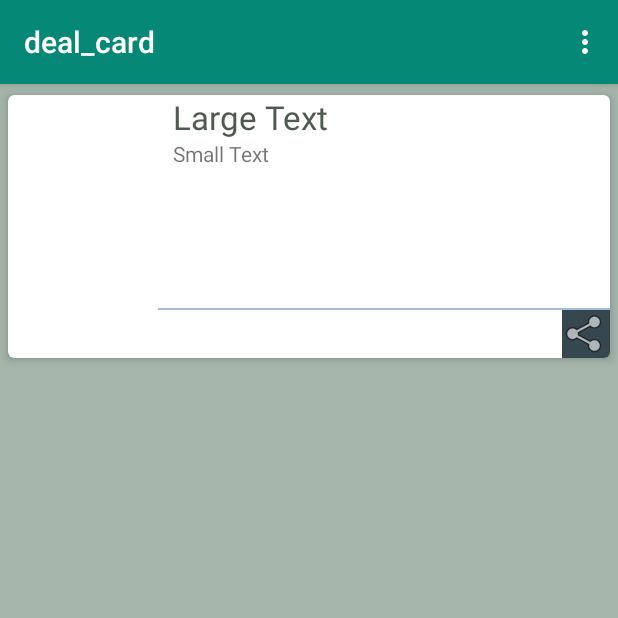
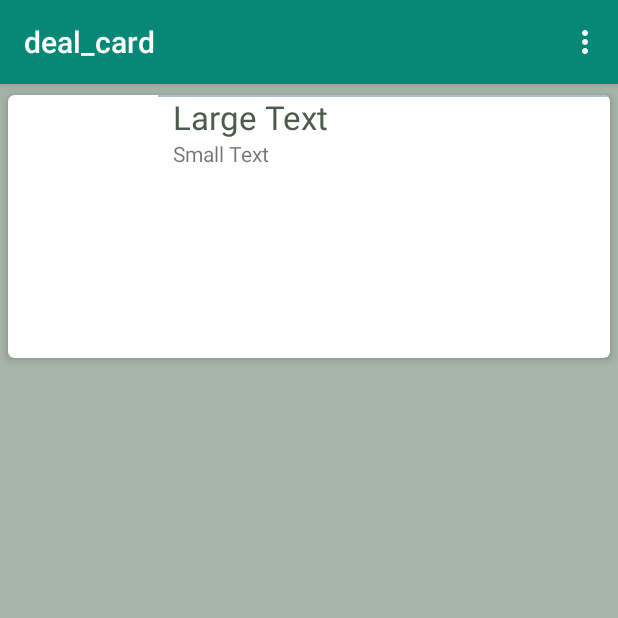
Before and after one commit to franmen05/kindleit, an Android app: the deal_card screen opened directly, with no data from a screen before it, on a phone screen of 412 x 824 dp, the top half of it. Run offline under Robolectric (Android 15) with nearby library versions, the phone set to English and light mode, and no system bars.

```diff
--- a/app/src/main/res/layout/activity_deal_card.xml
+++ b/app/src/main/res/layout/activity_deal_card.xml
@@ -45,15 +45,5 @@
 
         </View>
 
-        <ImageButton
-            android:id="@+id/compartir"
-            android:layout_width="wrap_content"
-            android:layout_height="wrap_content"
-            android:layout_alignParentBottom="true"
-            android:layout_alignParentRight="true"
-            android:actionProviderClass="android.widget.ShareActionProvider"
-            android:background="@color/material_blue_grey_800"
-            android:src="@android:drawable/ic_menu_share" />
-
     </RelativeLayout>
 </android.support.v7.widget.CardView>
```
Also changed, not shown: app/src/main/java/com/example/guille/test/DealAdacter.java (+21 -4 lines), app/src/main/java/com/example/guille/test/io/model/DealResponse.java (+4 -0 lines), app/src/main/java/com/example/guille/test/io/model/JsonKey.java (+1 -1 lines).
